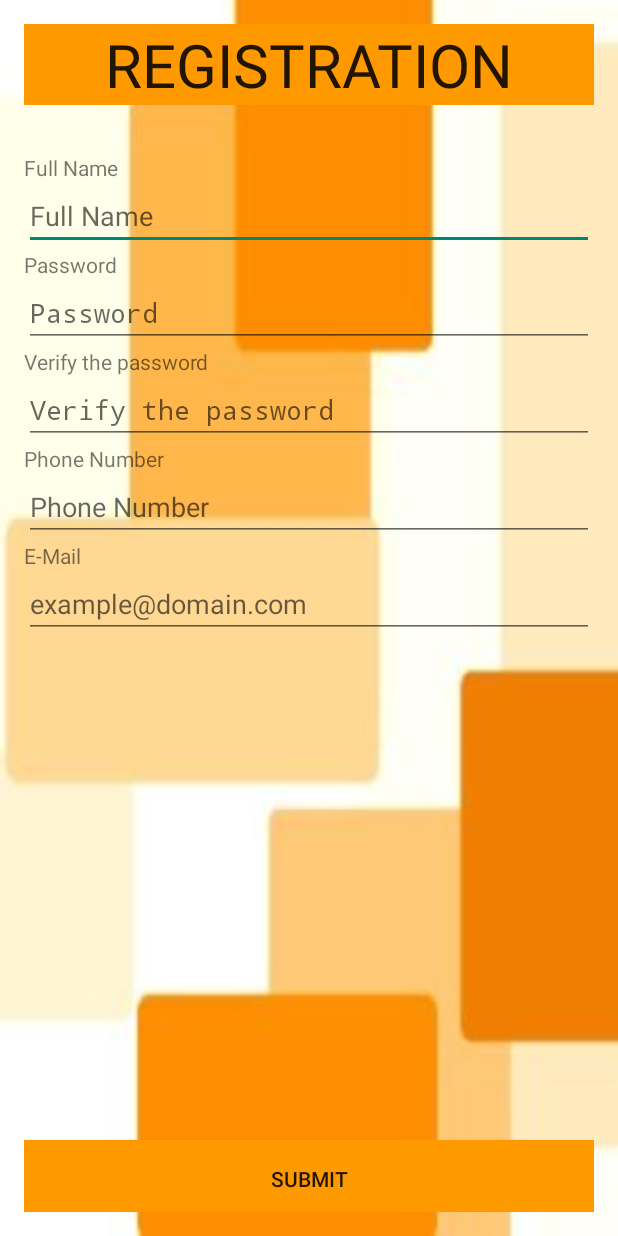
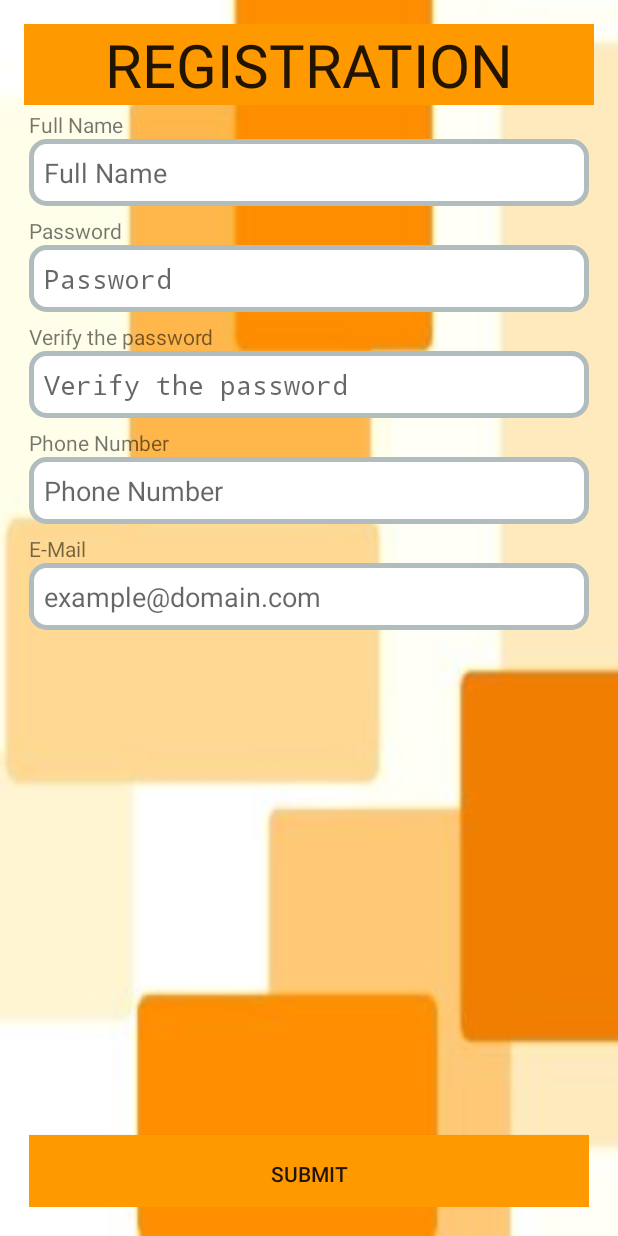
Before and after one commit to AtifMohammed/Peligro, an Android app: the screen it shows after launch (RegistrationActivity), on a phone screen of 412 x 824 dp. Run offline under Robolectric (Android 15) with nearby library versions, the phone set to English and light mode, and no system bars.

Commit message:
Changing the UI

```diff
--- /dev/null
+++ b/app/src/main/res/drawable/curved_bg.xml
@@ -0,0 +1,7 @@
+<?xml version="1.0" encoding="UTF-8"?>
+<shape xmlns:android="http://schemas.android.com/apk/res/android">
+    <solid android:color="#FFF"/>
+    <stroke android:width="3dip" android:color="#B1BCBE" />
+    <corners android:radius="10dip"/>
+    <padding android:left="0dip" android:top="0dip" android:right="0dip" android:bottom="0dip" />
+</shape>
--- a/app/src/main/res/layout/activity_registration.xml
+++ b/app/src/main/res/layout/activity_registration.xml
@@ -30,7 +30,8 @@
         android:layout_alignLeft="@+id/Register"
         android:layout_alignStart="@+id/Register"
         android:id="@+id/nameLayout"
-        android:layout_marginTop="32dp">
+        android:layout_marginTop="32dp"
+        android:layout_margin="3dp">
 
         <TextView
             android:layout_width="wrap_content"
@@ -44,6 +45,8 @@
             android:inputType="textPersonName"
             android:hint="@string/name"
             android:ems="10"
+            android:background="@drawable/curved_bg"
+            android:padding="10dp"
             android:id="@+id/name" />
     </LinearLayout>
 
@@ -53,7 +56,8 @@
         android:layout_height="wrap_content"
         android:layout_below="@+id/nameLayout"
         android:layout_centerHorizontal="true"
-        android:id="@+id/passwordLayout">
+        android:id="@+id/passwordLayout"
+        android:layout_margin="3dp">
 
         <TextView
             android:layout_width="wrap_content"
@@ -67,6 +71,8 @@
             android:inputType="textPassword"
             android:ems="10"
             android:hint="@string/password"
+            android:background="@drawable/curved_bg"
+            android:padding="10dp"
             android:id="@+id/password" />
     </LinearLayout>
 
@@ -76,7 +82,8 @@
         android:layout_height="wrap_content"
         android:id="@+id/vpassLayout"
         android:layout_below="@+id/passwordLayout"
-        android:layout_centerHorizontal="true">
+        android:layout_centerHorizontal="true"
+        android:layout_margin="3dp">
 
         <TextView
             android:layout_width="wrap_content"
@@ -90,6 +97,8 @@
             android:inputType="textPassword"
             android:ems="10"
             android:hint="@string/vpass"
+            android:background="@drawable/curved_bg"
+            android:padding="10dp"
             android:id="@+id/ConfirmPassword" />
     </LinearLayout>
 
@@ -99,7 +108,8 @@
         android:layout_height="wrap_content"
         android:layout_below="@+id/vpassLayout"
         android:id="@+id/phoneLayout"
-        android:layout_centerHorizontal="true">
+        android:layout_centerHorizontal="true"
+        android:layout_margin="3dp">
 
         <TextView
             android:layout_width="wrap_content"
@@ -113,6 +123,8 @@
             android:inputType="phone"
             android:hint="@string/phone"
             android:ems="10"
+            android:background="@drawable/curved_bg"
+            android:padding="10dp"
             android:id="@+id/phone" />
     </LinearLayout>
 
@@ -122,7 +134,8 @@
         android:layout_height="wrap_content"
         android:id="@+id/emailLayout"
         android:layout_below="@+id/phoneLayout"
-        android:layout_centerHorizontal="true">
+        android:layout_centerHorizontal="true"
+        android:layout_margin="3dp">
 
         <TextView
             android:layout_width="wrap_content"
@@ -136,6 +149,8 @@
             android:inputType="textEmailAddress"
             android:hint="@string/emailEg"
             android:ems="10"
+            android:background="@drawable/curved_bg"
+            android:padding="10dp"
             android:id="@+id/email" />
     </LinearLayout>
 
@@ -144,7 +159,8 @@
         android:layout_height="match_parent"
         android:layout_below="@+id/emailLayout"
         android:layout_alignParentLeft="true"
-        android:layout_alignParentStart="true">
+        android:layout_alignParentStart="true"
+        android:layout_margin="3dp">
         <TextView
             android:layout_width="wrap_content"
             android:layout_height="wrap_content"
```
